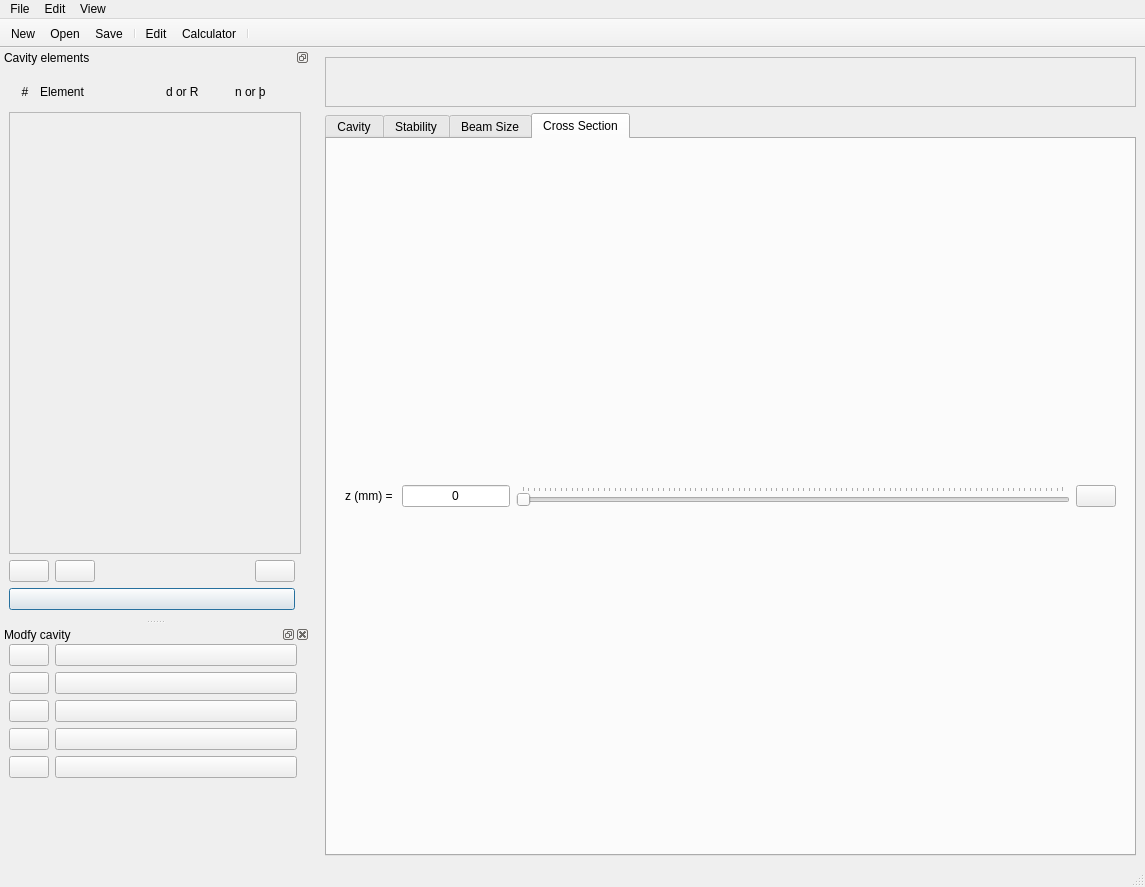
Before: the Qt Designer form gui.ui in simcav/simcav, drawn with Qt 5.
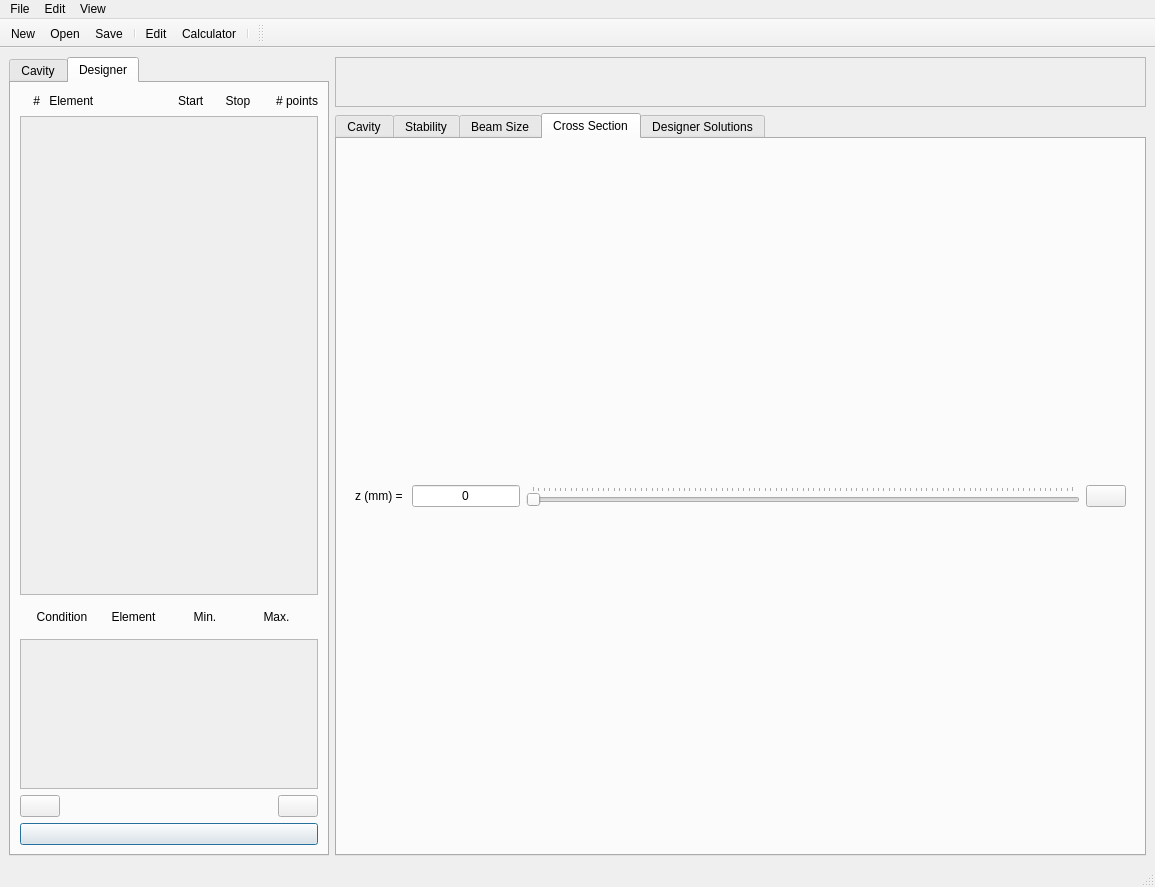
After: the same form once the commit is applied. The open tabs and pages were chosen to show the change. Icons and pictures are not drawn.

Commit message: Change/fix refractive index gathering. Change dockers for tabs.

```diff
--- a/gui.ui
+++ b/gui.ui
@@ -6,7 +6,7 @@
    <rect>
     <x>0</x>
     <y>0</y>
-    <width>1145</width>
+    <width>1155</width>
     <height>887</height>
    </rect>
   </property>
@@ -19,8 +19,52 @@
   </property>
   <widget class="QWidget" name="centralwidget">
    <layout class="QGridLayout" name="gridLayout_2">
+    <item row="0" column="1">
+     <widget class="QScrollArea" name="scroll_cavityIcons">
+      <property name="sizePolicy">
+       <sizepolicy hsizetype="Expanding" vsizetype="MinimumExpanding">
+        <horstretch>0</horstretch>
+        <verstretch>0</verstretch>
+       </sizepolicy>
+      </property>
+      <property name="minimumSize">
+       <size>
+        <width>0</width>
+        <height>35</height>
+       </size>
+      </property>
+      <property name="maximumSize">
+       <size>
+        <width>16777215</width>
+        <height>50</height>
+       </size>
+      </property>
+      <property name="verticalScrollBarPolicy">
+       <enum>Qt::ScrollBarAlwaysOff</enum>
+      </property>
+      <property name="horizontalScrollBarPolicy">
+       <enum>Qt::ScrollBarAsNeeded</enum>
+      </property>
+      <property name="widgetResizable">
+       <bool>true</bool>
+      </property>
+      <property name="alignment">
+       <set>Qt::AlignCenter</set>
+      </property>
+      <widget class="QWidget" name="scroll_cavityIconsArea">
+       <property name="geometry">
+        <rect>
+         <x>0</x>
+         <y>0</y>
+         <width>809</width>
+         <height>48</height>
+        </rect>
+       </property>
+      </widget>
+     </widget>
+    </item>
     <item row="1" column="1">
-     <widget class="QTabWidget" name="tabWidget">
+     <widget class="QTabWidget" name="tabWidget_plots">
       <property name="enabled">
        <bool>true</bool>
       </property>
@@ -28,7 +72,7 @@
        <enum>QTabWidget::Rounded</enum>
       </property>
       <property name="currentIndex">
-       <number>3</number>
+       <number>4</number>
       </property>
       <property name="movable">
        <bool>true</bool>
@@ -258,164 +302,42 @@
         </item>
        </layout>
       </widget>
-     </widget>
-    </item>
-    <item row="0" column="1">
-     <widget class="QScrollArea" name="scroll_cavityIcons">
-      <property name="sizePolicy">
-       <sizepolicy hsizetype="Expanding" vsizetype="MinimumExpanding">
-        <horstretch>0</horstretch>
-        <verstretch>0</verstretch>
-       </sizepolicy>
-      </property>
-      <property name="minimumSize">
-       <size>
-        <width>0</width>
-        <height>35</height>
-       </size>
-      </property>
-      <property name="maximumSize">
-       <size>
-        <width>16777215</width>
-        <height>50</height>
-       </size>
-      </property>
-      <property name="verticalScrollBarPolicy">
-       <enum>Qt::ScrollBarAlwaysOff</enum>
-      </property>
-      <property name="horizontalScrollBarPolicy">
-       <enum>Qt::ScrollBarAsNeeded</enum>
-      </property>
-      <property name="widgetResizable">
-       <bool>true</bool>
-      </property>
-      <property name="alignment">
-       <set>Qt::AlignCenter</set>
-      </property>
-      <widget class="QWidget" name="scroll_cavityIconsArea">
-       <property name="geometry">
-        <rect>
-         <x>0</x>
-         <y>0</y>
-         <width>809</width>
-         <height>48</height>
-        </rect>
-       </property>
-      </widget>
-     </widget>
+      <widget class="QWidget" name="tab_solutions">
+       <attribute name="title">
+        <string>Designer Solutions</string>
+       </attribute>
+      </widget>
+     </widget>
     </item>
-   </layout>
-  </widget>
-  <widget class="QMenuBar" name="menubar">
-   <property name="geometry">
-    <rect>
-     <x>0</x>
-     <y>0</y>
-     <width>1145</width>
-     <height>22</height>
-    </rect>
-   </property>
-   <widget class="QMenu" name="menuFile">
-    <property name="title">
-     <string>File</string>
-    </property>
-    <addaction name="actionNew"/>
-    <addaction name="actionOpen"/>
-    <addaction name="separator"/>
-    <addaction name="actionSave"/>
-    <addaction name="actionSaveAs"/>
-    <addaction name="separator"/>
-    <addaction name="actionQuit"/>
-   </widget>
-   <widget class="QMenu" name="menuEdit">
-    <property name="title">
-     <string>Edit</string>
-    </property>
-   </widget>
-   <widget class="QMenu" name="menuView">
-    <property name="title">
-     <string>View</string>
-    </property>
-    <addaction name="view_Toolbar"/>
-    <addaction name="view_editElements"/>
-    <addaction name="view_calculateSolutions"/>
-   </widget>
-   <addaction name="menuFile"/>
-   <addaction name="menuEdit"/>
-   <addaction name="menuView"/>
-  </widget>
-  <widget class="QStatusBar" name="statusbar"/>
-  <widget class="QToolBar" name="toolBar">
-   <property name="windowTitle">
-    <string>toolBar</string>
-   </property>
-   <property name="movable">
-    <bool>false</bool>
-   </property>
-   <attribute name="toolBarArea">
-    <enum>TopToolBarArea</enum>
-   </attribute>
-   <attribute name="toolBarBreak">
-    <bool>false</bool>
-   </attribute>
-   <addaction name="actionNew"/>
-   <addaction name="actionOpen"/>
-   <addaction name="actionSave"/>
-   <addaction name="separator"/>
-   <addaction name="actionEdit"/>
-   <addaction name="actionCalculator"/>
-   <addaction name="separator"/>
-  </widget>
-  <widget class="QDockWidget" name="elementbox">
+    <item row="0" column="0" rowspan="2">
+     <widget class="QTabWidget" name="tabWidget_controls">
    <property name="sizePolicy">
-    <sizepolicy hsizetype="Expanding" vsizetype="Preferred">
+       <sizepolicy hsizetype="Fixed" vsizetype="Expanding">
      <horstretch>0</horstretch>
      <verstretch>0</verstretch>
     </sizepolicy>
    </property>
    <property name="minimumSize">
     <size>
-     <width>310</width>
-     <height>240</height>
-    </size>
-   </property>
-   <property name="features">
-    <set>QDockWidget::DockWidgetFloatable|QDockWidget::DockWidgetMovable</set>
-   </property>
-   <property name="allowedAreas">
-    <set>Qt::LeftDockWidgetArea|Qt::RightDockWidgetArea</set>
-   </property>
-   <property name="windowTitle">
-    <string>Cavity elements</string>
-   </property>
-   <attribute name="dockWidgetArea">
+        <width>320</width>
+        <height>0</height>
+       </size>
+      </property>
+      <property name="currentIndex">
     <number>1</number>
-   </attribute>
-   <widget class="QWidget" name="dockWidgetContents">
-    <layout class="QGridLayout" name="gridLayout">
-     <item row="0" column="0" colspan="2">
-      <widget class="QWidget" name="widget_2" native="true">
-       <property name="minimumSize">
-        <size>
-         <width>0</width>
-         <height>30</height>
-        </size>
-       </property>
-       <widget class="QWidget" name="layoutWidget">
-        <property name="geometry">
-         <rect>
-          <x>7</x>
-          <y>5</y>
-          <width>281</width>
-          <height>22</height>
-         </rect>
-        </property>
-        <layout class="QHBoxLayout" name="horizontalLayout_2">
+      </property>
+      <widget class="QWidget" name="tab_cavity">
+       <attribute name="title">
+        <string>Cavity</string>
+       </attribute>
+       <layout class="QVBoxLayout" name="verticalLayout_5">
          <item>
-          <widget class="QLabel" name="label">
+         <layout class="QHBoxLayout" name="elementList_headers">
+          <item>
+           <widget class="QLabel" name="label_20">
            <property name="maximumSize">
             <size>
-             <width>18</width>
+              <width>20</width>
              <height>16777215</height>
             </size>
            </property>
@@ -426,12 +348,12 @@
             <string>#</string>
            </property>
            <property name="alignment">
-            <set>Qt::AlignCenter</set>
+             <set>Qt::AlignRight|Qt::AlignTrailing|Qt::AlignVCenter</set>
            </property>
           </widget>
          </item>
          <item>
-          <widget class="QLabel" name="label_2">
+           <widget class="QLabel" name="label_21">
            <property name="minimumSize">
             <size>
              <width>120</width>
@@ -439,79 +361,27 @@
             </size>
            </property>
            <property name="text">
-            <string>Element</string>
+             <string> Element</string>
            </property>
           </widget>
          </item>
          <item>
-          <widget class="QLabel" name="label_3">
+           <widget class="QLabel" name="label_22">
            <property name="text">
             <string>d or R</string>
            </property>
           </widget>
          </item>
          <item>
-          <widget class="QLabel" name="label_4">
+           <widget class="QLabel" name="label_23">
            <property name="text">
-            <string>n or þ</string>
+             <string>n or ϕ</string>
            </property>
           </widget>
          </item>
         </layout>
-       </widget>
-      </widget>
-     </item>
-     <item row="2" column="0">
-      <layout class="QHBoxLayout" name="horizontalLayout">
+        </item>
        <item>
-        <widget class="QPushButton" name="button_moveUp">
-         <property name="text">
-          <string/>
-         </property>
-         <property name="icon">
-          <iconset>
-           <normaloff>Icons/arrowUp.png</normaloff>Icons/arrowUp.png</iconset>
-         </property>
-        </widget>
-       </item>
-       <item>
-        <widget class="QPushButton" name="button_moveDown">
-         <property name="text">
-          <string/>
-         </property>
-         <property name="icon">
-          <iconset>
-           <normaloff>Icons/arrowDown.png</normaloff>Icons/arrowDown.png</iconset>
-         </property>
-        </widget>
-       </item>
-       <item>
-        <spacer name="horizontalSpacer">
-         <property name="orientation">
-          <enum>Qt::Horizontal</enum>
-         </property>
-         <property name="sizeHint" stdset="0">
-          <size>
-           <width>40</width>
-           <height>20</height>
-          </size>
-         </property>
-        </spacer>
-       </item>
-       <item>
-        <widget class="QPushButton" name="button_delete">
-         <property name="text">
-          <string/>
-         </property>
-         <property name="icon">
-          <iconset>
-           <normaloff>Icons/small_del.png</normaloff>Icons/small_del.png</iconset>
-         </property>
-        </widget>
-       </item>
-      </layout>
-     </item>
-     <item row="1" column="0" colspan="2">
       <widget class="QScrollArea" name="element_list">
        <property name="layoutDirection">
         <enum>Qt::LeftToRight</enum>
@@ -527,8 +397,8 @@
          <rect>
           <x>0</x>
           <y>0</y>
-          <width>290</width>
-          <height>415</height>
+             <width>296</width>
+             <height>411</height>
          </rect>
         </property>
         <property name="layoutDirection">
@@ -540,7 +410,66 @@
        </widget>
       </widget>
      </item>
-     <item row="3" column="0">
+        <item>
+         <layout class="QHBoxLayout" name="elementList_buttons">
+          <item>
+           <widget class="QPushButton" name="button_moveUp">
+            <property name="text">
+             <string/>
+            </property>
+            <property name="icon">
+             <iconset>
+              <normaloff>Icons/arrowUp.png</normaloff>Icons/arrowUp.png</iconset>
+            </property>
+           </widget>
+          </item>
+          <item>
+           <widget class="QPushButton" name="button_moveDown">
+            <property name="text">
+             <string/>
+            </property>
+            <property name="icon">
+             <iconset>
+              <normaloff>Icons/arrowDown.png</normaloff>Icons/arrowDown.png</iconset>
+            </property>
+           </widget>
+          </item>
+          <item>
+           <spacer name="horizontalSpacer_4">
+            <property name="orientation">
+             <enum>Qt::Horizontal</enum>
+            </property>
+            <property name="sizeHint" stdset="0">
+             <size>
+              <width>40</width>
+              <height>20</height>
+             </size>
+            </property>
+           </spacer>
+          </item>
+          <item>
+           <widget class="QPushButton" name="button_delete">
+            <property name="text">
+             <string/>
+            </property>
+            <property name="icon">
+             <iconset>
+              <normaloff>Icons/small_del.png</normaloff>Icons/small_del.png</iconset>
+            </property>
+           </widget>
+          </item>
+         </layout>
+        </item>
+        <item>
+         <widget class="QWidget" name="widget_5" native="true">
+          <property name="minimumSize">
+           <size>
+            <width>0</width>
+            <height>30</height>
+           </size>
+          </property>
+          <layout class="QVBoxLayout" name="verticalLayout_4">
+           <item>
       <widget class="QPushButton" name="button_calcCavity">
        <property name="maximumSize">
         <size>
@@ -577,46 +506,9 @@
      </item>
     </layout>
    </widget>
-  </widget>
-  <widget class="QDockWidget" name="modifyCavity">
-   <property name="sizePolicy">
-    <sizepolicy hsizetype="Fixed" vsizetype="Fixed">
-     <horstretch>0</horstretch>
-     <verstretch>0</verstretch>
-    </sizepolicy>
-   </property>
-   <property name="minimumSize">
-    <size>
-     <width>310</width>
-     <height>240</height>
-    </size>
-   </property>
-   <property name="maximumSize">
-    <size>
-     <width>310</width>
-     <height>240</height>
-    </size>
-   </property>
-   <property name="allowedAreas">
-    <set>Qt::LeftDockWidgetArea|Qt::RightDockWidgetArea</set>
-   </property>
-   <property name="windowTitle">
-    <string>Modfy cavity</string>
-   </property>
-   <attribute name="dockWidgetArea">
-    <number>1</number>
-   </attribute>
-   <widget class="QWidget" name="modifyCavity_widget">
-    <widget class="QWidget" name="layoutWidget">
-     <property name="geometry">
-      <rect>
-       <x>9</x>
-       <y>0</y>
-       <width>288</width>
-       <height>216</height>
-      </rect>
-     </property>
-     <layout class="QFormLayout" name="formLayout">
+        </item>
+        <item>
+         <layout class="QFormLayout" name="formLayout_elementButtons">
       <item row="0" column="0">
        <widget class="QPushButton" name="button_flatMirror">
         <property name="text">
@@ -788,8 +680,429 @@
        </widget>
       </item>
      </layout>
-    </widget>
-   </widget>
+        </item>
+       </layout>
+      </widget>
+      <widget class="QWidget" name="tab_designer">
+       <attribute name="title">
+        <string>Designer</string>
+       </attribute>
+       <layout class="QVBoxLayout" name="verticalLayout_6">
+        <item>
+         <layout class="QHBoxLayout" name="designer_headers1">
+          <property name="spacing">
+           <number>0</number>
+          </property>
+          <item>
+           <widget class="QLabel" name="label_24">
+            <property name="sizePolicy">
+             <sizepolicy hsizetype="Maximum" vsizetype="Preferred">
+              <horstretch>0</horstretch>
+              <verstretch>0</verstretch>
+             </sizepolicy>
+            </property>
+            <property name="minimumSize">
+             <size>
+              <width>20</width>
+              <height>0</height>
+             </size>
+            </property>
+            <property name="maximumSize">
+             <size>
+              <width>20</width>
+              <height>16777215</height>
+             </size>
+            </property>
+            <property name="layoutDirection">
+             <enum>Qt::LeftToRight</enum>
+            </property>
+            <property name="text">
+             <string>#</string>
+            </property>
+            <property name="alignment">
+             <set>Qt::AlignRight|Qt::AlignTrailing|Qt::AlignVCenter</set>
+            </property>
+           </widget>
+          </item>
+          <item>
+           <spacer name="horizontalSpacer_6">
+            <property name="orientation">
+             <enum>Qt::Horizontal</enum>
+            </property>
+            <property name="sizeType">
+             <enum>QSizePolicy::Fixed</enum>
+            </property>
+            <property name="sizeHint" stdset="0">
+             <size>
+              <width>6</width>
+              <height>18</height>
+             </size>
+            </property>
+           </spacer>
+          </item>
+          <item>
+           <widget class="QLabel" name="label_25">
+            <property name="sizePolicy">
+             <sizepolicy hsizetype="Fixed" vsizetype="Preferred">
+              <horstretch>0</horstretch>
+              <verstretch>0</verstretch>
+             </sizepolicy>
+            </property>
+            <property name="minimumSize">
+             <size>
+              <width>106</width>
+              <height>18</height>
+             </size>
+            </property>
+            <property name="frameShadow">
+             <enum>QFrame::Raised</enum>
+            </property>
+            <property name="text">
+             <string> Element</string>
+            </property>
+           </widget>
+          </item>
+          <item>
+           <spacer name="horizontalSpacer">
+            <property name="orientation">
+             <enum>Qt::Horizontal</enum>
+            </property>
+            <property name="sizeHint" stdset="0">
+             <size>
+              <width>40</width>
+              <height>18</height>
+             </size>
+            </property>
+           </spacer>
+          </item>
+          <item>
+           <widget class="QLabel" name="label_26">
+            <property name="sizePolicy">
+             <sizepolicy hsizetype="Preferred" vsizetype="Minimum">
+              <horstretch>0</horstretch>
+              <verstretch>0</verstretch>
+             </sizepolicy>
+            </property>
+            <property name="minimumSize">
+             <size>
+              <width>40</width>
+              <height>0</height>
+             </size>
+            </property>
+            <property name="text">
+             <string>Start</string>
+            </property>
+           </widget>
+          </item>
+          <item>
+           <widget class="QLabel" name="label_27">
+            <property name="sizePolicy">
+             <sizepolicy hsizetype="Minimum" vsizetype="Preferred">
+              <horstretch>0</horstretch>
+              <verstretch>0</verstretch>
+             </sizepolicy>
+            </property>
+            <property name="minimumSize">
+             <size>
+              <width>40</width>
+              <height>0</height>
+             </size>
+            </property>
+            <property name="text">
+             <string>Stop</string>
+            </property>
+            <property name="alignment">
+             <set>Qt::AlignCenter</set>
+            </property>
+           </widget>
+          </item>
+          <item>
+           <widget class="QLabel" name="label_28">
+            <property name="sizePolicy">
+             <sizepolicy hsizetype="Minimum" vsizetype="Preferred">
+              <horstretch>0</horstretch>
+              <verstretch>0</verstretch>
+             </sizepolicy>
+            </property>
+            <property name="minimumSize">
+             <size>
+              <width>60</width>
+              <height>0</height>
+             </size>
+            </property>
+            <property name="text">
+             <string># points</string>
+            </property>
+            <property name="alignment">
+             <set>Qt::AlignRight|Qt::AlignTrailing|Qt::AlignVCenter</set>
+            </property>
+           </widget>
+          </item>
+         </layout>
+        </item>
+        <item>
+         <widget class="QScrollArea" name="scrollArea_computation">
+          <property name="sizePolicy">
+           <sizepolicy hsizetype="Expanding" vsizetype="Expanding">
+            <horstretch>0</horstretch>
+            <verstretch>0</verstretch>
+           </sizepolicy>
+          </property>
+          <property name="frameShadow">
+           <enum>QFrame::Plain</enum>
+          </property>
+          <property name="lineWidth">
+           <number>0</number>
+          </property>
+          <property name="horizontalScrollBarPolicy">
+           <enum>Qt::ScrollBarAlwaysOff</enum>
+          </property>
+          <property name="sizeAdjustPolicy">
+           <enum>QAbstractScrollArea::AdjustIgnored</enum>
+          </property>
+          <property name="widgetResizable">
+           <bool>true</bool>
+          </property>
+          <widget class="QWidget" name="scrollArea_computation_layout">
+           <property name="geometry">
+            <rect>
+             <x>0</x>
+             <y>0</y>
+             <width>296</width>
+             <height>444</height>
+            </rect>
+           </property>
+          </widget>
+         </widget>
+        </item>
+        <item>
+         <widget class="QWidget" name="designer_headers2" native="true">
+          <layout class="QHBoxLayout" name="horizontalLayout_11">
+           <item>
+            <widget class="QLabel" name="label_29">
+             <property name="text">
+              <string>Condition</string>
+             </property>
+             <property name="alignment">
+              <set>Qt::AlignCenter</set>
+             </property>
+            </widget>
+           </item>
+           <item>
+            <widget class="QLabel" name="label_30">
+             <property name="text">
+              <string>Element</string>
+             </property>
+             <property name="alignment">
+              <set>Qt::AlignCenter</set>
+             </property>
+            </widget>
+           </item>
+           <item>
+            <widget class="QLabel" name="label_31">
+             <property name="text">
+              <string>Min.</string>
+             </property>
+             <property name="alignment">
+              <set>Qt::AlignCenter</set>
+             </property>
+            </widget>
+           </item>
+           <item>
+            <widget class="QLabel" name="label_32">
+             <property name="text">
+              <string>Max.</string>
+             </property>
+             <property name="alignment">
+              <set>Qt::AlignCenter</set>
+             </property>
+            </widget>
+           </item>
+          </layout>
+         </widget>
+        </item>
+        <item>
+         <widget class="QScrollArea" name="scrollArea_conditions">
+          <property name="sizePolicy">
+           <sizepolicy hsizetype="Expanding" vsizetype="Fixed">
+            <horstretch>0</horstretch>
+            <verstretch>0</verstretch>
+           </sizepolicy>
+          </property>
+          <property name="minimumSize">
+           <size>
+            <width>0</width>
+            <height>150</height>
+           </size>
+          </property>
+          <property name="horizontalScrollBarPolicy">
+           <enum>Qt::ScrollBarAlwaysOff</enum>
+          </property>
+          <property name="widgetResizable">
+           <bool>true</bool>
+          </property>
+          <widget class="QWidget" name="scrollAreaWidgetContents_4">
+           <property name="geometry">
+            <rect>
+             <x>0</x>
+             <y>0</y>
+             <width>296</width>
+             <height>148</height>
+            </rect>
+           </property>
+          </widget>
+         </widget>
+        </item>
+        <item>
+         <layout class="QHBoxLayout" name="elementList_buttons_2">
+          <item>
+           <widget class="QPushButton" name="button_condition_add">
+            <property name="text">
+             <string/>
+            </property>
+            <property name="icon">
+             <iconset>
+              <normaloff>Icons/arrowUp.png</normaloff>Icons/arrowUp.png</iconset>
+            </property>
+           </widget>
+          </item>
+          <item>
+           <spacer name="horizontalSpacer_5">
+            <property name="orientation">
+             <enum>Qt::Horizontal</enum>
+            </property>
+            <property name="sizeHint" stdset="0">
+             <size>
+              <width>40</width>
+              <height>20</height>
+             </size>
+            </property>
+           </spacer>
+          </item>
+          <item>
+           <widget class="QPushButton" name="button_condition_delete">
+            <property name="text">
+             <string/>
+            </property>
+            <property name="icon">
+             <iconset>
+              <normaloff>Icons/small_del.png</normaloff>Icons/small_del.png</iconset>
+            </property>
+           </widget>
+          </item>
+         </layout>
+        </item>
+        <item>
+         <widget class="QPushButton" name="button_calcSolutions">
+          <property name="maximumSize">
+           <size>
+            <width>16777215</width>
+            <height>30</height>
+           </size>
+          </property>
+          <property name="cursor">
+           <cursorShape>PointingHandCursor</cursorShape>
+          </property>
+          <property name="text">
+           <string/>
+          </property>
+          <property name="icon">
+           <iconset>
+            <normaloff>Icons/cavity_go1.png</normaloff>Icons/cavity_go1.png</iconset>
+          </property>
+          <property name="iconSize">
+           <size>
+            <width>220</width>
+            <height>35</height>
+           </size>
+          </property>
+          <property name="autoDefault">
+           <bool>false</bool>
+          </property>
+          <property name="default">
+           <bool>true</bool>
+          </property>
+          <property name="flat">
+           <bool>false</bool>
+          </property>
+         </widget>
+        </item>
+       </layout>
+      </widget>
+     </widget>
+    </item>
+   </layout>
+  </widget>
+  <widget class="QMenuBar" name="menubar">
+   <property name="geometry">
+    <rect>
+     <x>0</x>
+     <y>0</y>
+     <width>1155</width>
+     <height>22</height>
+    </rect>
+   </property>
+   <widget class="QMenu" name="menuFile">
+    <property name="title">
+     <string>File</string>
+    </property>
+    <addaction name="actionNew"/>
+    <addaction name="actionOpen"/>
+    <addaction name="separator"/>
+    <addaction name="actionSave"/>
+    <addaction name="actionSaveAs"/>
+    <addaction name="separator"/>
+    <addaction name="actionQuit"/>
+   </widget>
+   <widget class="QMenu" name="menuEdit">
+    <property name="title">
+     <string>Edit</string>
+    </property>
+   </widget>
+   <widget class="QMenu" name="menuView">
+    <property name="title">
+     <string>View</string>
+    </property>
+    <addaction name="view_Toolbar"/>
+    <addaction name="view_cavity"/>
+    <addaction name="view_designer"/>
+   </widget>
+   <addaction name="menuFile"/>
+   <addaction name="menuEdit"/>
+   <addaction name="menuView"/>
+  </widget>
+  <widget class="QStatusBar" name="statusbar"/>
+  <widget class="QToolBar" name="toolBar">
+   <property name="windowTitle">
+    <string>toolBar</string>
+   </property>
+   <property name="movable">
+    <bool>false</bool>
+   </property>
+   <attribute name="toolBarArea">
+    <enum>TopToolBarArea</enum>
+   </attribute>
+   <attribute name="toolBarBreak">
+    <bool>false</bool>
+   </attribute>
+   <addaction name="actionNew"/>
+   <addaction name="actionOpen"/>
+   <addaction name="actionSave"/>
+   <addaction name="separator"/>
+   <addaction name="actionEdit"/>
+   <addaction name="actionCalculator"/>
+   <addaction name="separator"/>
+  </widget>
+  <widget class="QToolBar" name="toolBar_2">
+   <property name="windowTitle">
+    <string>toolBar_2</string>
+   </property>
+   <attribute name="toolBarArea">
+    <enum>TopToolBarArea</enum>
+   </attribute>
+   <attribute name="toolBarBreak">
+    <bool>false</bool>
+   </attribute>
   </widget>
   <action name="actionNew">
    <property name="icon">
@@ -863,7 +1176,7 @@
     <string>Design calculator</string>
    </property>
   </action>
-  <action name="view_editElements">
+  <action name="view_cavity">
    <property name="checkable">
     <bool>true</bool>
    </property>
@@ -871,13 +1184,16 @@
     <bool>true</bool>
    </property>
    <property name="text">
-    <string>Add elements Widget</string>
+    <string>Cavity tab</string>
+   </property>
+   <property name="toolTip">
+    <string>Modify the cavity</string>
    </property>
    <property name="shortcut">
     <string>Ctrl+E</string>
    </property>
   </action>
-  <action name="view_calculateSolutions">
+  <action name="view_designer">
    <property name="checkable">
     <bool>true</bool>
    </property>
@@ -885,7 +1201,7 @@
     <bool>false</bool>
    </property>
    <property name="text">
-    <string>Calculate solutions Box</string>
+    <string>Designer tab</string>
    </property>
    <property name="shortcut">
     <string>Ctrl+R</string>
```
Left out of the diff: 16 changed lines with no effect on the pictures. Lines whose indentation alone changed are shown as unchanged. The commit also changes 4 other files.
